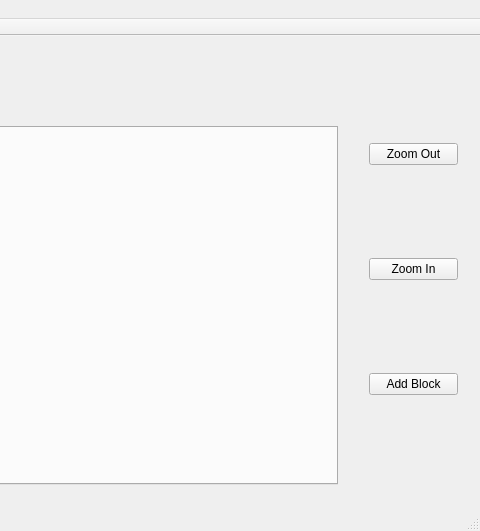
Old version of the form Core/mainwindow.ui in the repository roymiles/machine-learning-gui; both pictures show x 651 to 1131 and y 0 to 531 of the 1131 by 531 pixel window.
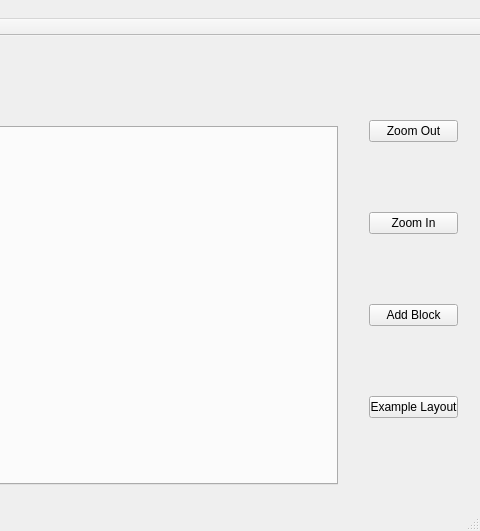
New version of the form.

```diff
--- a/Core/mainwindow.ui
+++ b/Core/mainwindow.ui
@@ -70,6 +70,13 @@
        </property>
       </widget>
      </item>
+     <item>
+      <widget class="QPushButton" name="exampleLayoutButton">
+       <property name="text">
+        <string>Example Layout</string>
+       </property>
+      </widget>
+     </item>
     </layout>
    </widget>
    <widget class="QWidget" name="horizontalLayoutWidget">
```
